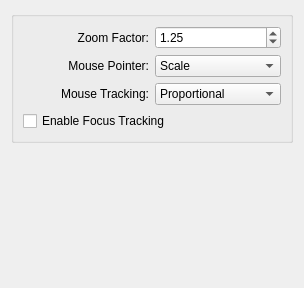
Before: the Qt Designer form effects/zoom/zoom_config.ui in KDE/kwin, drawn with Qt 5.
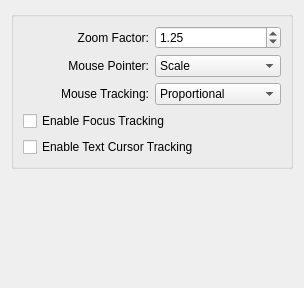
After: the same form once the commit is applied. Custom widgets are drawn as their Qt base class.

Commit message:
[effects/zoom] Implement text caret tracking
The text caret tracking feature allows to keep the text caret inside the
zoomed area. It can be especially useful when the zoomed area is smaller
than the text editor.

Patch:
```diff
--- a/effects/zoom/zoom_config.ui
+++ b/effects/zoom/zoom_config.ui
@@ -70,6 +70,16 @@
           </property>
          </widget>
         </item>
+        <item row="5" column="0" colspan="2">
+         <widget class="QCheckBox" name="kcfg_EnableTextCaretTracking">
+          <property name="whatsThis">
+           <string>Enable tracking of the text cursor. This needs QAccessible to be enabled per application (&quot;export QT_LINUX_ACCESSIBILITY_ALWAYS_ON=1&quot;).</string>
+          </property>
+          <property name="text">
+           <string>Enable Text Cursor Tracking</string>
+          </property>
+         </widget>
+        </item>
         <item row="2" column="0">
          <widget class="QLabel" name="label_2">
           <property name="text">
```
Left out of the diff: 1 changed line with no effect on the pictures. The commit also changes 6 other files.
